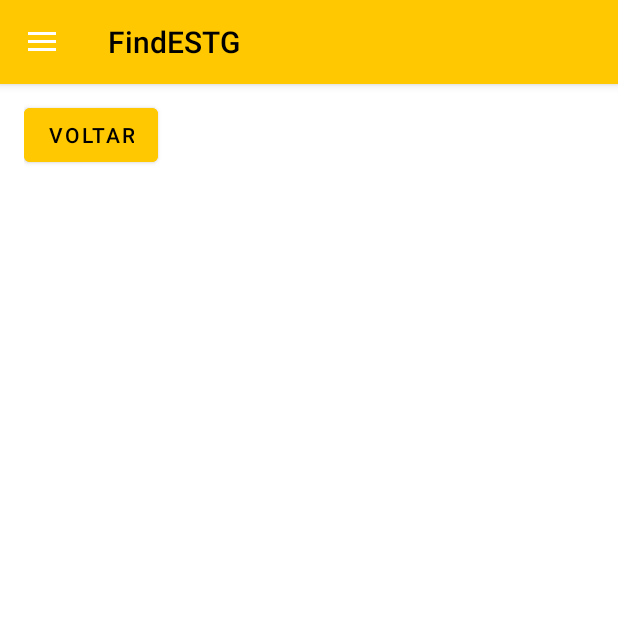
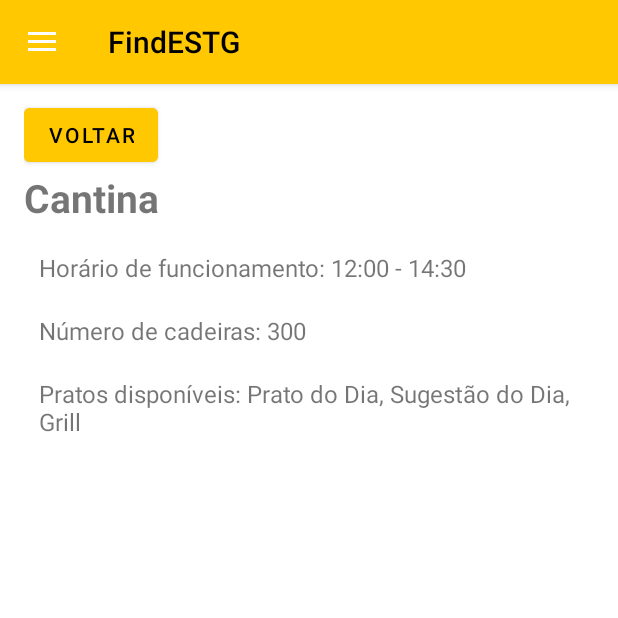
Before and after one commit to gasparespinheira/FindESTG, an Android app: the InfoCantina screen opened directly, with no data from a screen before it, on a phone screen of 412 x 824 dp, the top half of it. Run offline under Robolectric (Android 15) with nearby library versions, the phone set to English and light mode, and no system bars; our stand-ins replace Firebase (no records; nobody signed in at launch, a user with empty details on screens opened directly).

Commit message:
Correção do erro na InfoCantina.kt

```diff
--- a/app/src/main/java/ipvc/estg/findestg/InfoCantina.kt
+++ b/app/src/main/java/ipvc/estg/findestg/InfoCantina.kt
@@ -10,7 +10,7 @@ class InfoCantina : AppCompatActivity() {
     private lateinit var textViewNome: TextView
     private lateinit var textViewHorario: TextView
     private lateinit var textViewCadeiras: TextView
-    private lateinit var textViewPratos: TextView
+    private lateinit var textViewPrato: TextView
 
     override fun onCreate(savedInstanceState: Bundle?) {
         super.onCreate(savedInstanceState)
@@ -21,7 +21,7 @@ class InfoCantina : AppCompatActivity() {
         textViewNome = findViewById(R.id.textViewNome)
         textViewHorario = findViewById(R.id.textViewHorario)
         textViewCadeiras = findViewById(R.id.textViewCadeiras)
-        textViewPratos = findViewById(R.id.textViewComida)
+        textViewPrato = findViewById(R.id.textViewPrato)
 
         val backButton: Button = findViewById(R.id.backButton)
         backButton.setOnClickListener {
@@ -35,19 +35,20 @@ class InfoCantina : AppCompatActivity() {
             val baseDados = openOrCreateDatabase("DB_CANTINA", MODE_PRIVATE, null)
 
             //criar uma tabela
-            baseDados.execSQL("CREATE TABLE IF NOT EXISTS cantina(nome VARCHAR(255), horario VARCHAR(255), cadeiras VARCHAR(255), pratos VARCHAR(255))")
+            baseDados.execSQL("CREATE TABLE IF NOT EXISTS cantina(nome VARCHAR(255), horario VARCHAR(255), cadeiras VARCHAR(255), prato VARCHAR(255))")
 
             //Inserir dados numa tabela
-            baseDados.execSQL("INSERT INTO cantina(nome, horario, cadeiras, comida) VALUES ('Cantina', '12:00 - 14:30', '300', 'Prato do Dia, Sugestão do Dia, Grill')")
+            baseDados.execSQL("INSERT INTO cantina(nome, horario, cadeiras, prato) VALUES ('Cantina', '12:00 - 14:30', '300', 'Prato do Dia, Sugestão do Dia, Grill')")
 
-            val consulta = "SELECT nome,horario,cadeiras,prato FROM cantina"
-            val cursor = baseDados.rawQuery(consulta,null)
+            val consulta = "SELECT nome, horario, cadeiras, prato FROM cantina"
+            val cursor = baseDados.rawQuery(consulta, null)
 
             //Recuperar os indices da tabela
             val indiceNome = cursor.getColumnIndex("nome")
             val indiceHorario = cursor.getColumnIndex("horario")
             val indiceCadeiras = cursor.getColumnIndex("cadeiras")
             val indicePrato = cursor.getColumnIndex("prato")
+
 
             if (cursor.moveToFirst()) {
                 val nome = cursor.getString(indiceNome)
@@ -60,7 +61,7 @@ class InfoCantina : AppCompatActivity() {
                 textViewNome.text = "$nome"
                 textViewHorario.text = "Horário de funcionamento: $horario"
                 textViewCadeiras.text = "Número de cadeiras: $cadeiras"
-                textViewPratos.text = "Pratos disponíveis: $prato"
+                textViewPrato.text = "Pratos disponíveis: $prato"
             }
 
             cursor.close()
--- a/app/src/main/res/layout/activity_info_cantina.xml
+++ b/app/src/main/res/layout/activity_info_cantina.xml
@@ -52,7 +52,7 @@
             android:layout_margin="10dp" />
 
         <TextView
-            android:id="@+id/textViewComida"
+            android:id="@+id/textViewPrato"
             android:layout_width="match_parent"
             android:layout_height="wrap_content"
             android:textSize="16sp"
```
